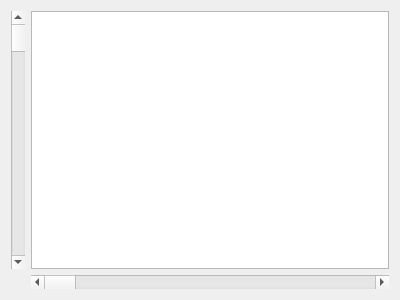
Above: flukeviewport.ui from C-X1/YellowDolphin before the change. Below: the same form after it.
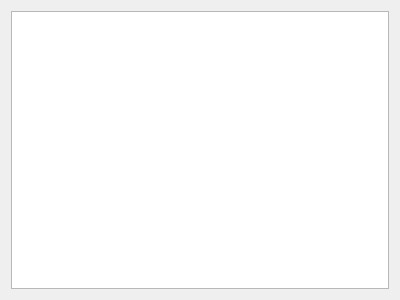
That is the form after the change.

Diff of the .ui file:
```diff
--- a/flukeviewport.ui
+++ b/flukeviewport.ui
@@ -14,22 +14,8 @@
    <string>FlukeViewPort</string>
   </property>
   <layout class="QGridLayout" name="gridLayout">
-   <item row="0" column="1">
-    <widget class="QGraphicsView" name="graphicsView"/>
-   </item>
-   <item row="1" column="1">
-    <widget class="QScrollBar" name="horizontalScrollBar">
-     <property name="orientation">
-      <enum>Qt::Horizontal</enum>
-     </property>
-    </widget>
-   </item>
    <item row="0" column="0">
-    <widget class="QScrollBar" name="verticalScrollBar">
-     <property name="orientation">
-      <enum>Qt::Vertical</enum>
-     </property>
-    </widget>
+    <widget class="QGraphicsView" name="graphicsView"/>
    </item>
   </layout>
  </widget>
```
